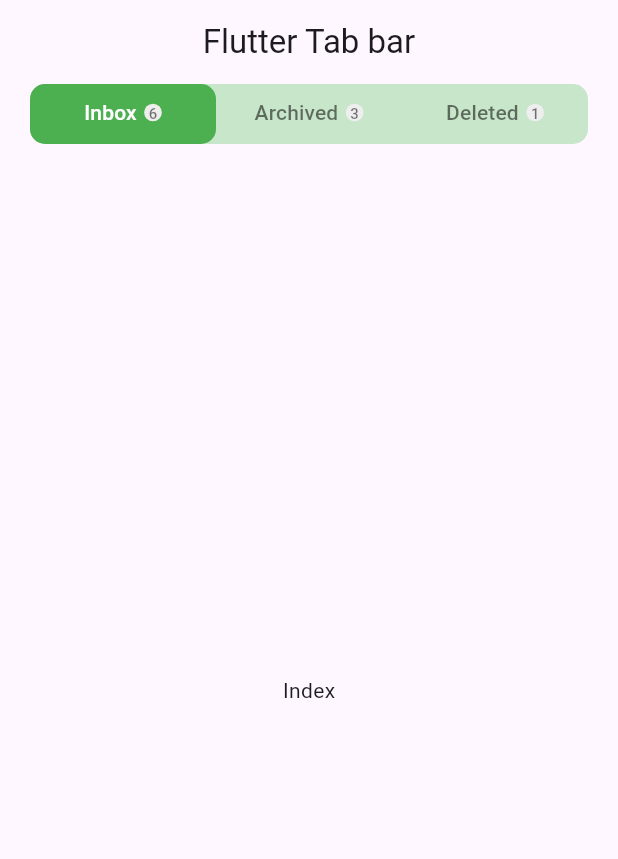
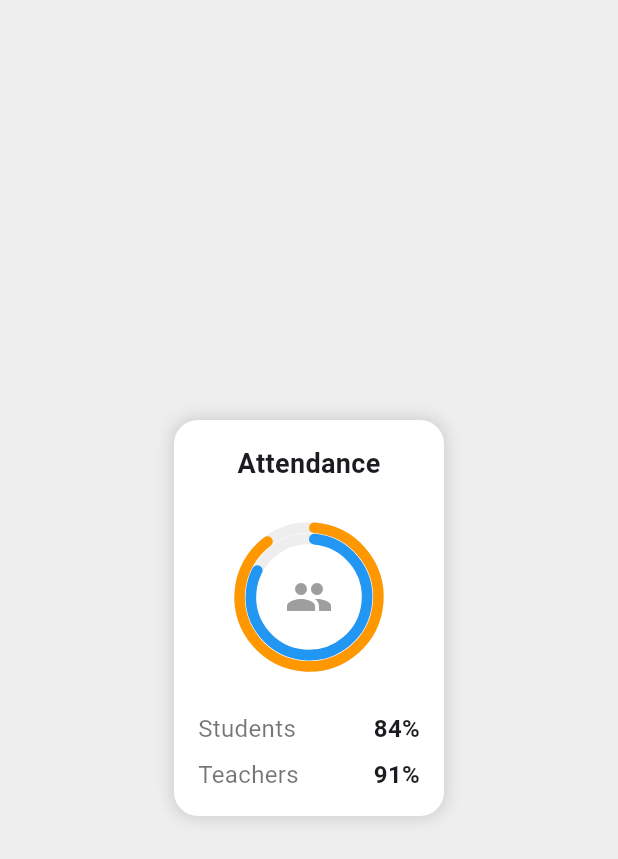
Before and after one commit to yasinpalash/All-Flutter-Resource, a Flutter app: the screen it shows after launch, on a phone screen of 412 x 824 dp. Shown: the top 859 px of the screen. Run offline on Flutter 3.47's test engine with Material 3 defaults, Android fonts, the light colour scheme and no system bars; our stand-ins replace get, syncfusion_flutter_charts.

Commit message:
pie chart done

```diff
--- a/lib/main.dart
+++ b/lib/main.dart
@@ -1,6 +1,141 @@
-import 'package:all_flutter_resource/app.dart';
 import 'package:flutter/material.dart';
+import 'package:syncfusion_flutter_charts/charts.dart';
 
 void main() {
-  runApp(const ResourceApp());
+  runApp(MyApp());
 }
+
+class MyApp extends StatelessWidget {
+  @override
+  Widget build(BuildContext context) {
+    return MaterialApp(
+      home: Scaffold(
+        backgroundColor: Colors.grey[200], // Background color to match the card
+        body: Center(
+          child: AttendanceCard(),
+        ),
+      ),
+    );
+  }
+}
+
+class AttendanceCard extends StatelessWidget {
+  @override
+  Widget build(BuildContext context) {
+    return Container(
+      width: 180,
+      padding: EdgeInsets.all(16),
+      decoration: BoxDecoration(
+        color: Colors.white,
+        borderRadius: BorderRadius.circular(16),
+        boxShadow: [
+          BoxShadow(
+            color: Colors.black12,
+            blurRadius: 8,
+            spreadRadius: 2,
+          ),
+        ],
+      ),
+      child: Column(
+        mainAxisSize: MainAxisSize.min,
+        children: [
+          Text(
+            'Attendance',
+            style: TextStyle(
+              fontSize: 18,
+              fontWeight: FontWeight.bold,
+            ),
+          ),
+          SizedBox(height: 16),
+          CircularChart(),
+          SizedBox(height: 16),
+          AttendanceInfo(title: 'Students', percentage: 84),
+          SizedBox(height: 8),
+          AttendanceInfo(title: 'Teachers', percentage: 91),
+        ],
+      ),
+    );
+  }
+}
+
+class CircularChart extends StatelessWidget {
+  @override
+  Widget build(BuildContext context) {
+    return Container(
+      height: 120, // Adjust height as needed
+      child: Stack(
+        alignment: Alignment.center,
+        children: [
+          SfCircularChart(
+            series: <CircularSeries>[
+              RadialBarSeries<ChartData, String>(
+                dataSource: [
+                  ChartData('Students', 84),
+                  ChartData('Teachers', 91),
+                ],
+                xValueMapper: (ChartData data, _) => data.x,
+                yValueMapper: (ChartData data, _) => data.y,
+                pointRadiusMapper: (ChartData data, _) => '${data.y}%',
+                maximumValue: 100,
+                innerRadius: '70%',
+                radius: '100%',
+                gap: '3%',
+                cornerStyle: CornerStyle.bothCurve,
+                trackColor: Colors.grey[200] ?? Colors.grey,
+                trackBorderWidth: 0,
+                dataLabelSettings: DataLabelSettings(isVisible: false),
+                pointColorMapper: (ChartData data, _) => data.x == 'Students'
+                    ? Colors.blue
+                    : Colors.orange,
+              ),
+            ],
+          ),
+          Center(
+            child: Icon(
+              Icons.group,
+              size: 32,
+              color: Colors.grey,
+            ),
+          ),
+        ],
+      ),
+    );
+  }
+}
+
+class ChartData {
+  final String x;
+  final double y;
+
+  ChartData(this.x, this.y);
+}
+
+class AttendanceInfo extends StatelessWidget {
+  final String title;
+  final int percentage;
+
+  AttendanceInfo({required this.title, required this.percentage});
+
+  @override
+  Widget build(BuildContext context) {
+    return Row(
+      mainAxisAlignment: MainAxisAlignment.spaceBetween,
+      children: [
+        Text(
+          title,
+          style: TextStyle(
+            fontSize: 16,
+            color: Colors.black54,
+          ),
+        ),
+        Text(
+          '$percentage%',
+          style: TextStyle(
+            fontSize: 16,
+            fontWeight: FontWeight.bold,
+          ),
+        ),
+      ],
+    );
+  }
+}
--- a/pubspec.yaml
+++ b/pubspec.yaml
@@ -36,6 +36,7 @@ dependencies:
   # Use with the CupertinoIcons class for iOS style icons.
   cupertino_icons: ^1.0.6
   get:
+  syncfusion_flutter_charts: ^20.1.55
 
 dev_dependencies:
   flutter_test:
```
Also changed, not shown: pubspec.lock.
